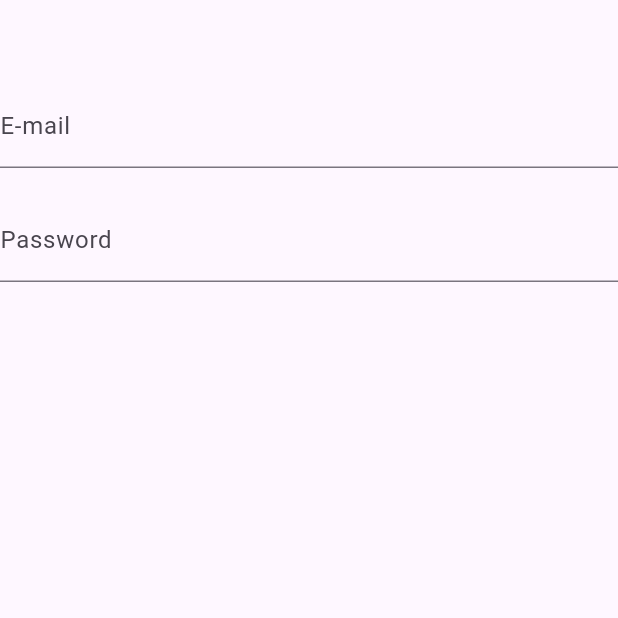
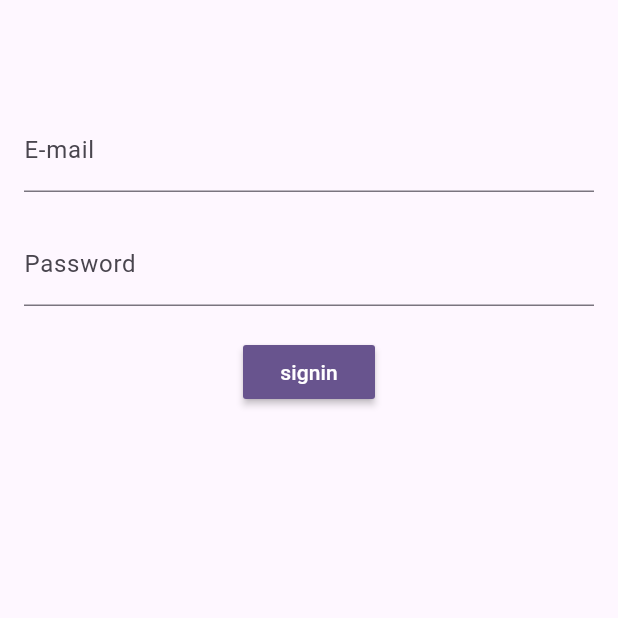
Before and after one commit to andersonmendesdev/signinapp, a Flutter app: the screen it shows after launch, on a phone screen of 412 x 824 dp, the top half of it. Run offline on Flutter 3.47's test engine with Material 3 defaults, Android fonts, the phone set to English and light mode, and no system bars; our stand-ins replace bloc, equatable, flutter_bloc.

Commit message:
login example

```diff
--- a/lib/home_page_view.dart
+++ b/lib/home_page_view.dart
@@ -51,7 +51,9 @@ class _HomePageMainState extends State<HomePageMain> {
       builder: (context, state) {
         return Scaffold(
           appBar: AppBar(),
-          body: Column(
+          body: Padding(
+            padding: const EdgeInsets.symmetric(horizontal: 16, vertical: 16),
+            child: Column(
               children: [
                 TextField(
                   controller: controllerEmail,
@@ -63,13 +65,18 @@ class _HomePageMainState extends State<HomePageMain> {
                   decoration: const InputDecoration(labelText: 'Password'),
                 ),
                 const SizedBox(height: 20),
-              MaterialButton(onPressed: () {
+                MaterialButton(
+                    color: Theme.of(context).primaryColor,
+                    textColor: Colors.white,
+                    child: const Text('signin'),
+                    onPressed: () {
                   _loginBloc.add(LoginSubmitEvent(
                       email: controllerEmail.text,
                       password: controllerPassword.text));
                 })
               ],
             ),
+          ),
         );
       },
     );
```
Lines whose indentation alone changed are shown as unchanged.
